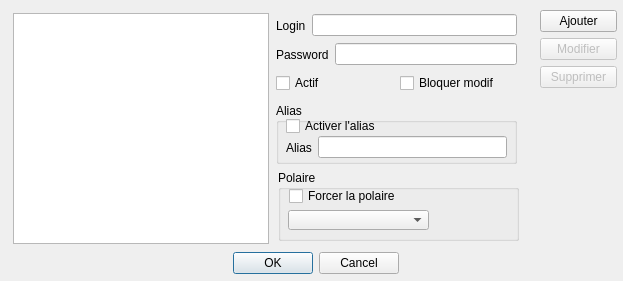
Qt form src/boatAccount_dialog.ui (nohal/qtVlm) before a commit.
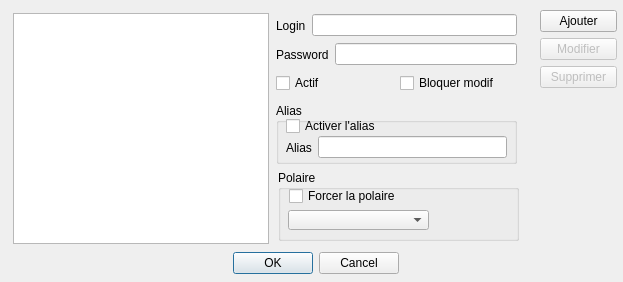
The same form after that commit.

Diff of the .ui file:
```diff
--- a/src/boatAccount_dialog.ui
+++ b/src/boatAccount_dialog.ui
@@ -10,7 +10,7 @@
     <x>0</x>
     <y>0</y>
     <width>623</width>
-    <height>281</height>
+    <height>282</height>
    </rect>
   </property>
   <property name="windowTitle">
```
